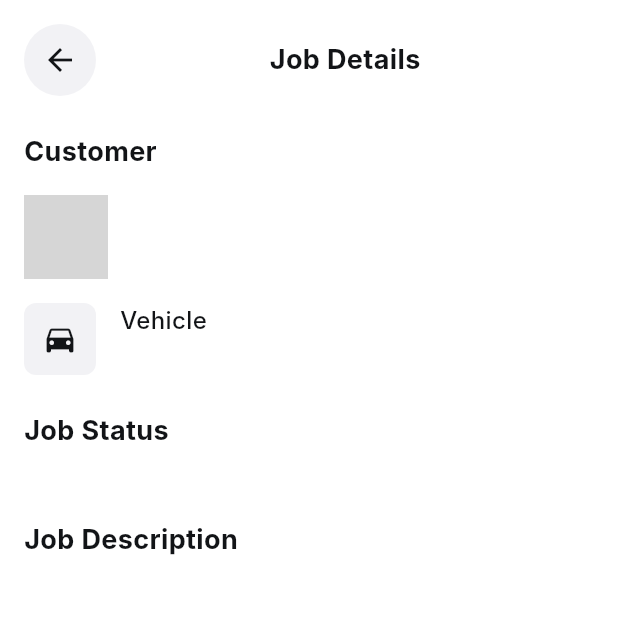
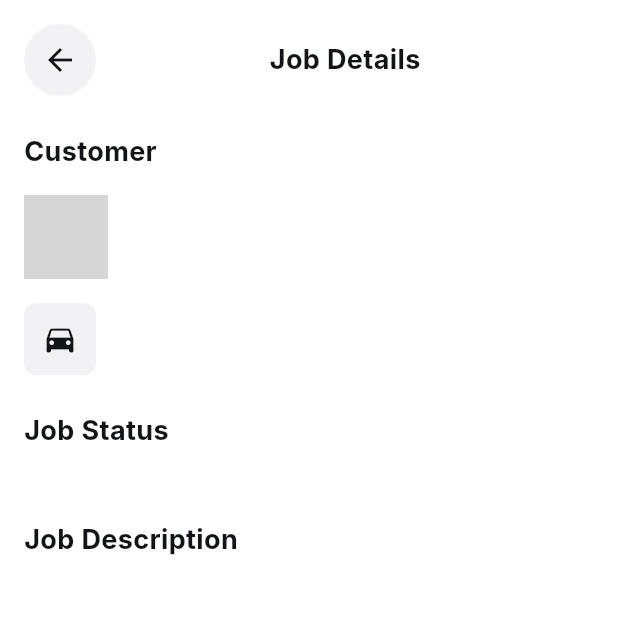
Before and after one commit to Chinyiii/mobile_assignment, a Flutter app: the JobDetailsPage screen opened directly with empty values, on a phone screen of 412 x 824 dp, the top half of it. Run offline on Flutter 3.47's test engine with Material 3 defaults, Android fonts, the phone set to English and light mode, and no system bars; our stand-ins replace supabase_flutter; accounts and stored records are empty; Roboto replaces fonts that are missing (Inter); grey boxes are pictures that could not be loaded.

Commit message:
Change the details page vehicle section the Vehicle -> Car Plate

```diff
--- a/lib/models/job_details.dart
+++ b/lib/models/job_details.dart
@@ -3,6 +3,7 @@ class JobDetails {
   final String customerName;
   final String customerPhone;
   final String vehicle;
+  final String plateNumber;
   final String jobDescription;
   final List<String> requestedServices;
   final List<String> assignedParts;
@@ -16,6 +17,7 @@ class JobDetails {
     required this.customerName,
     required this.customerPhone,
     required this.vehicle,
+    required this.plateNumber,
     required this.jobDescription,
     required this.requestedServices,
     required this.assignedParts,
--- a/lib/pages/job_details_page.dart
+++ b/lib/pages/job_details_page.dart
@@ -154,9 +154,9 @@ class JobDetailsPage extends StatelessWidget {
                             child: Column(
                               crossAxisAlignment: CrossAxisAlignment.start,
                               children: [
-                                const Text(
-                                  'Vehicle',
-                                  style: TextStyle(
+                                Text(
+                                  jobDetails.plateNumber,
+                                  style: const TextStyle(
                                     fontSize: 16,
                                     fontWeight: FontWeight.w500,
                                     color: Color(0xFF121417),
--- a/lib/services/supabase_service.dart
+++ b/lib/services/supabase_service.dart
@@ -28,6 +28,7 @@ class SupabaseService {
         customerName: job['users']['name'],
         customerPhone: job['users']['phone_number'],
         vehicle: job['vehicles']['vehicle_name'],
+        plateNumber: job['vehicles']['plate_number'],
         jobDescription: job['job_description'],
         requestedServices: (job['job_services'] as List)
             .map((js) => js['services']['service_name'] as String)
```
